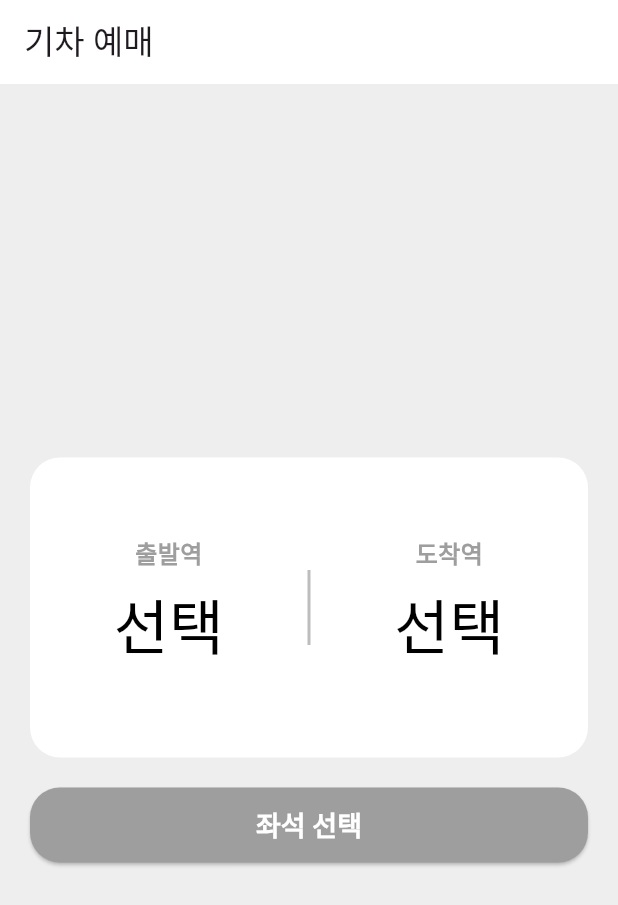
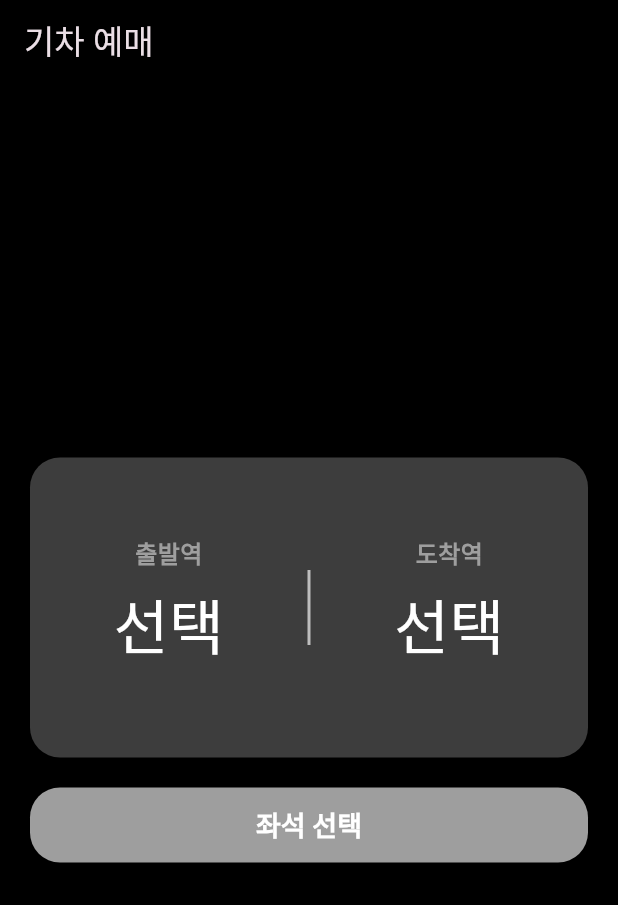
Before and after one commit to PolarisAnnie/flutter_train_app, a Flutter app: the screen it shows after launch, on a phone screen of 412 x 824 dp. Shown: the top 905 px of the screen. Run offline on Flutter 3.47's test engine with Material 3 defaults, Android fonts, the phone set to English and light mode, and no system bars.

Commit message:
fix: 다크모드 미적용 영역 개선

```diff
--- a/lib/home_page/select_station.dart
+++ b/lib/home_page/select_station.dart
@@ -48,6 +48,7 @@ class StationSelector extends StatelessWidget {
 
   @override
   Widget build(BuildContext context) {
+    bool isDark = Theme.of(context).brightness == Brightness.dark;
     return Column(
       mainAxisAlignment: MainAxisAlignment.center,
       children: [
@@ -69,7 +70,10 @@ class StationSelector extends StatelessWidget {
           },
           child: Text(
             stationName,
-            style: TextStyle(fontSize: 40, color: Colors.black),
+            style: TextStyle(
+              fontSize: 40,
+              color: isDark ? Colors.white : Colors.black,
+            ),
           ),
         ),
       ],
--- a/lib/main.dart
+++ b/lib/main.dart
@@ -12,7 +12,7 @@ class MyApp extends StatelessWidget {
   @override
   Widget build(BuildContext context) {
     return MaterialApp(
-      themeMode: ThemeMode.light,
+      themeMode: ThemeMode.dark,
       theme: lightTheme,
       darkTheme: darkTheme,
       home: HomePage(),
```
